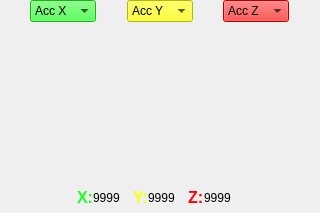
Before: the Qt Designer form cbcui/ui/Graph.ui in kipr/cbc, drawn with Qt 5.
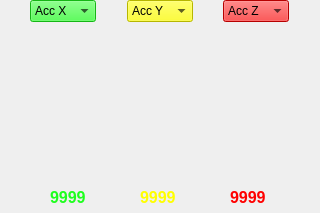
After: the same form once the commit is applied.

What changed in the file:
```diff
--- a/cbcui/ui/Graph.ui
+++ b/cbcui/ui/Graph.ui
@@ -526,24 +526,6 @@
        </property>
       </spacer>
      </item>
-     <item>
-      <widget class="QLabel" name="label_4" >
-       <property name="minimumSize" >
-        <size>
-         <width>15</width>
-         <height>0</height>
-        </size>
-       </property>
-       <property name="styleSheet" >
-        <string>color:rgb(30,255,30);
-font-size:12pt;
-font:bold;</string>
-       </property>
-       <property name="text" >
-        <string>X:</string>
-       </property>
-      </widget>
-     </item>
      <item>
       <widget class="QLabel" name="ui_xValue" >
        <property name="minimumSize" >
@@ -552,28 +534,28 @@
          <height>0</height>
         </size>
        </property>
+       <property name="styleSheet" >
+        <string>color:rgb(30,255,30);
+font-size:12pt;
+font:bold;</string>
+       </property>
        <property name="text" >
         <string>9999</string>
        </property>
       </widget>
      </item>
      <item>
-      <widget class="QLabel" name="label_5" >
-       <property name="minimumSize" >
+      <spacer>
+       <property name="orientation" >
+        <enum>Qt::Horizontal</enum>
+       </property>
+       <property name="sizeHint" >
         <size>
-         <width>15</width>
-         <height>0</height>
+         <width>40</width>
+         <height>20</height>
         </size>
        </property>
-       <property name="styleSheet" >
-        <string>color:yellow;
-font-size:12pt;
-font:bold;</string>
-       </property>
-       <property name="text" >
-        <string>Y:</string>
-       </property>
-      </widget>
+      </spacer>
      </item>
      <item>
       <widget class="QLabel" name="ui_yValue" >
@@ -583,28 +565,28 @@
          <height>0</height>
         </size>
        </property>
+       <property name="styleSheet" >
+        <string>color:yellow;
+font-size:12pt;
+font:bold;</string>
+       </property>
        <property name="text" >
         <string>9999</string>
        </property>
       </widget>
      </item>
      <item>
-      <widget class="QLabel" name="label_6" >
-       <property name="minimumSize" >
+      <spacer>
+       <property name="orientation" >
+        <enum>Qt::Horizontal</enum>
+       </property>
+       <property name="sizeHint" >
         <size>
-         <width>15</width>
-         <height>0</height>
+         <width>40</width>
+         <height>20</height>
         </size>
        </property>
-       <property name="styleSheet" >
-        <string>color:red;
-font-size:12pt;
-font:bold;</string>
-       </property>
-       <property name="text" >
-        <string>Z:</string>
-       </property>
-      </widget>
+      </spacer>
      </item>
      <item>
       <widget class="QLabel" name="ui_zValue" >
@@ -614,6 +596,11 @@
          <height>0</height>
         </size>
        </property>
+       <property name="styleSheet" >
+        <string>color:red;
+font-size:12pt;
+font:bold;</string>
+       </property>
        <property name="text" >
         <string>9999</string>
        </property>
```
